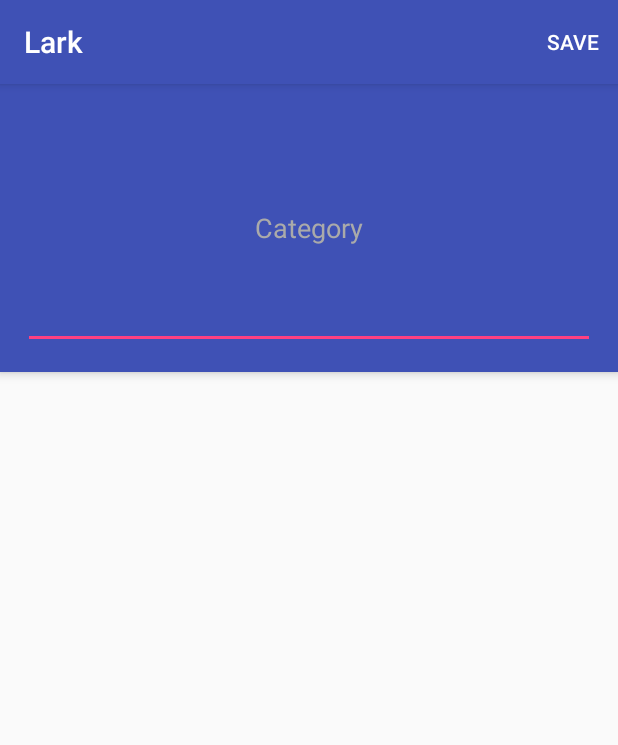
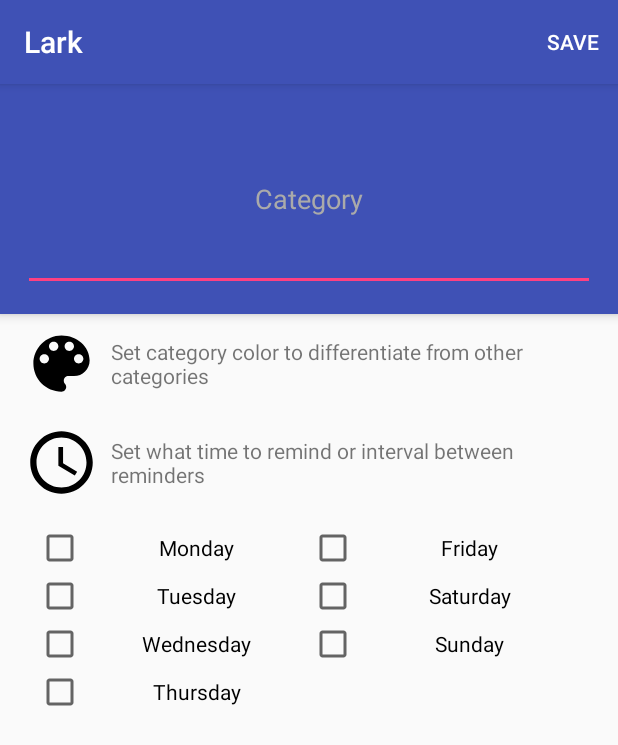
Before and after one commit to djacoronel/Lark, an Android app: the AddEditActivity screen opened directly, with no data from a screen before it, on a phone screen of 412 x 824 dp. Shown: the top 745 px of the screen. Run offline under Robolectric (Android 15) with nearby library versions, the phone set to English and light mode, and no system bars; our stand-ins replace Dagger/Hilt's generated code, data binding.

```diff
--- a/app/src/main/java/com/djacoronel/lark/data/model/Days.kt
+++ /dev/null
@@ -1,14 +0,0 @@
-package com.djacoronel.lark.data.model
-
-/**
- * Created by djacoronel on 12/11/17.
- */
-class Days {
-    var monday: Boolean = false
-    var tuesday: Boolean = false
-    var wednesday: Boolean = false
-    var thursday: Boolean = false
-    var friday: Boolean = false
-    var saturday: Boolean = false
-    var sunday: Boolean = false
-}
--- a/app/src/main/java/com/djacoronel/lark/data/model/Schedule.kt
+++ b/app/src/main/java/com/djacoronel/lark/data/model/Schedule.kt
@@ -1,17 +1,22 @@
 package com.djacoronel.lark.data.model
-
-import java.util.*
 
 /**
 * Created by djacoronel on 12/11/17.
 */
 class Schedule{
-    var useInterval: Boolean = true
     var vibrateOnNotification: Boolean = false
+
+    var useInterval: Boolean = false
     var interval: Int = 0
-    var date: Date = Date()
-    var days: Days = Days()
+    var time: Long = 0
 
+    var monday: Boolean = false
+    var tuesday: Boolean = false
+    var wednesday: Boolean = false
+    var thursday: Boolean = false
+    var friday: Boolean = false
+    var saturday: Boolean = false
+    var sunday: Boolean = false
 
     override fun toString(): String {
         return "Category Schedule"
--- /dev/null
+++ b/app/src/main/res/drawable/ic_access_time_black_50dp.xml
@@ -0,0 +1,4 @@
+<vector android:height="50dp" android:viewportHeight="24.0"
+    android:viewportWidth="24.0" android:width="50dp" xmlns:android="http://schemas.android.com/apk/res/android">
+    <path android:fillColor="#FF000000" android:pathData="M11.99,2C6.47,2 2,6.48 2,12s4.47,10 9.99,10C17.52,22 22,17.52 22,12S17.52,2 11.99,2zM12,20c-4.42,0 -8,-3.58 -8,-8s3.58,-8 8,-8 8,3.58 8,8 -3.58,8 -8,8zM12.5,7H11v6l5.25,3.15 0.75,-1.23 -4.5,-2.67z"/>
+</vector>
--- /dev/null
+++ b/app/src/main/res/drawable/ic_color_lens_black_50dp.xml
@@ -0,0 +1,4 @@
+<vector android:height="50dp" android:viewportHeight="24.0"
+    android:viewportWidth="24.0" android:width="50dp" xmlns:android="http://schemas.android.com/apk/res/android">
+    <path android:fillColor="#FF000000" android:pathData="M12,3c-4.97,0 -9,4.03 -9,9s4.03,9 9,9c0.83,0 1.5,-0.67 1.5,-1.5 0,-0.39 -0.15,-0.74 -0.39,-1.01 -0.23,-0.26 -0.38,-0.61 -0.38,-0.99 0,-0.83 0.67,-1.5 1.5,-1.5L16,16c2.76,0 5,-2.24 5,-5 0,-4.42 -4.03,-8 -9,-8zM6.5,12c-0.83,0 -1.5,-0.67 -1.5,-1.5S5.67,9 6.5,9 8,9.67 8,10.5 7.33,12 6.5,12zM9.5,8C8.67,8 8,7.33 8,6.5S8.67,5 9.5,5s1.5,0.67 1.5,1.5S10.33,8 9.5,8zM14.5,8c-0.83,0 -1.5,-0.67 -1.5,-1.5S13.67,5 14.5,5s1.5,0.67 1.5,1.5S15.33,8 14.5,8zM17.5,12c-0.83,0 -1.5,-0.67 -1.5,-1.5S16.67,9 17.5,9s1.5,0.67 1.5,1.5 -0.67,1.5 -1.5,1.5z"/>
+</vector>
--- a/app/src/main/res/layout/activity_add_edit.xml
+++ b/app/src/main/res/layout/activity_add_edit.xml
@@ -10,13 +10,16 @@
       type="com.djacoronel.lark.addeditcategory.AddEditViewModel"/>
   </data>
 
-  <android.support.design.widget.CoordinatorLayout
+
+  <android.support.constraint.ConstraintLayout
     android:layout_width="match_parent"
-    android:layout_height="match_parent">
+    android:layout_height="match_parent"
+    tools:context="com.djacoronel.lark.addeditcategory.AddEditActivity">
+
     <android.support.design.widget.AppBarLayout
       android:id="@+id/appbar"
       android:layout_width="match_parent"
-      android:layout_height="192dp">
+      android:layout_height="153dp">
       <android.support.design.widget.CollapsingToolbarLayout
         android:layout_width="match_parent"
         android:layout_height="match_parent"
@@ -24,29 +27,142 @@
         app:contentScrim="?attr/colorPrimary"
         app:toolbarId="@+id/toolbar">
         <EditText
-          android:id="@+id/editText"
+          android:id="@+id/editText_content"
           android:layout_width="match_parent"
           android:layout_height="match_parent"
           android:ems="10"
           android:hint="@string/hint_category"
           android:inputType="textMultiLine"
+          android:text="@={viewModel.label}"
           android:textAlignment="center"
-          android:text="@={viewModel.label}"
           android:textColor="@android:color/white"
           android:textColorHint="@android:color/darker_gray"
           />
       </android.support.design.widget.CollapsingToolbarLayout>
     </android.support.design.widget.AppBarLayout>
-    <android.support.v4.widget.NestedScrollView
-      android:layout_width="match_parent"
-      android:layout_height="match_parent"
-      app:layout_behavior="android.support.design.widget.AppBarLayout$ScrollingViewBehavior">
-      <android.support.constraint.ConstraintLayout
-        android:layout_width="match_parent"
-        android:layout_height="match_parent"
-        tools:context="com.djacoronel.lark.addeditcategory.AddEditActivity">
 
-      </android.support.constraint.ConstraintLayout>
-    </android.support.v4.widget.NestedScrollView>
-  </android.support.design.widget.CoordinatorLayout>
+    <CheckBox
+      android:id="@+id/checkBox_friday"
+      android:layout_width="0dp"
+      android:layout_height="wrap_content"
+      android:layout_marginEnd="24dp"
+      android:layout_marginRight="24dp"
+      android:checked="@={viewModel.schedule.friday}"
+      android:text="Friday"
+      android:textAlignment="center"
+      app:layout_constraintEnd_toEndOf="parent"
+      app:layout_constraintStart_toEndOf="@+id/checkBox_monday"
+      app:layout_constraintTop_toTopOf="@+id/checkBox_monday"/>
+    <CheckBox
+      android:id="@+id/checkBox_monday"
+      android:layout_width="0dp"
+      android:layout_height="wrap_content"
+      android:layout_marginTop="8dp"
+      android:layout_marginStart="24dp"
+      android:layout_marginLeft="24dp"
+      android:checked="@={viewModel.schedule.monday}"
+      android:text="Monday"
+      android:textAlignment="center"
+      app:layout_constraintEnd_toStartOf="@+id/checkBox_friday"
+      app:layout_constraintStart_toStartOf="parent"
+      app:layout_constraintTop_toBottomOf="@+id/textView_set_time"/>
+    <CheckBox
+      android:id="@+id/checkBox_thursday"
+      android:layout_width="0dp"
+      android:layout_height="wrap_content"
+      android:layout_marginStart="24dp"
+      android:layout_marginLeft="24dp"
+      android:checked="@={viewModel.schedule.thursday}"
+      android:text="Thursday"
+      android:textAlignment="center"
+      app:layout_constraintEnd_toEndOf="@+id/checkBox_wednesday"
+      app:layout_constraintStart_toStartOf="parent"
+      app:layout_constraintTop_toBottomOf="@+id/checkBox_wednesday"/>
+    <CheckBox
+      android:id="@+id/checkBox_sunday"
+      android:layout_width="0dp"
+      android:layout_height="wrap_content"
+      android:layout_marginEnd="24dp"
+      android:layout_marginRight="24dp"
+      android:checked="@={viewModel.schedule.sunday}"
+      android:text="Sunday"
+      android:textAlignment="center"
+      app:layout_constraintEnd_toEndOf="parent"
+      app:layout_constraintStart_toEndOf="@+id/checkBox_wednesday"
+      app:layout_constraintTop_toBottomOf="@+id/checkBox_saturday"/>
+    <CheckBox
+      android:id="@+id/checkBox_wednesday"
+      android:layout_width="0dp"
+      android:layout_height="wrap_content"
+      android:layout_marginStart="24dp"
+      android:layout_marginLeft="24dp"
+      android:checked="@={viewModel.schedule.wednesday}"
+      android:text="Wednesday"
+      android:textAlignment="center"
+      app:layout_constraintEnd_toStartOf="@+id/checkBox_sunday"
+      app:layout_constraintStart_toStartOf="parent"
+      app:layout_constraintTop_toBottomOf="@+id/checkBox_tuesday"/>
+    <CheckBox
+      android:id="@+id/checkBox_saturday"
+      android:layout_width="0dp"
+      android:layout_height="wrap_content"
+      android:layout_marginEnd="24dp"
+      android:layout_marginRight="24dp"
+      android:checked="@={viewModel.schedule.saturday}"
+      android:text="Saturday"
+      android:textAlignment="center"
+      app:layout_constraintEnd_toEndOf="parent"
+      app:layout_constraintStart_toEndOf="@+id/checkBox_tuesday"
+      app:layout_constraintTop_toBottomOf="@+id/checkBox_friday"/>
+    <CheckBox
+      android:id="@+id/checkBox_tuesday"
+      android:layout_width="0dp"
+      android:layout_height="wrap_content"
+      android:layout_marginStart="24dp"
+      android:layout_marginLeft="24dp"
+      android:checked="@={viewModel.schedule.tuesday}"
+      android:text="Tuesday"
+      android:textAlignment="center"
+      app:layout_constraintEnd_toStartOf="@+id/checkBox_saturday"
+      app:layout_constraintStart_toStartOf="parent"
+      app:layout_constraintTop_toBottomOf="@+id/checkBox_monday"/>
+
+    <TextView
+      android:id="@+id/textView_set_time"
+      android:layout_width="0dp"
+      android:layout_height="wrap_content"
+      android:paddingTop="8dp"
+      android:paddingBottom="8dp"
+      android:paddingStart="16dp"
+      android:paddingEnd="16dp"
+      android:paddingLeft="16dp"
+      android:paddingRight="16dp"
+      android:drawableLeft="@drawable/ic_access_time_black_50dp"
+      android:drawablePadding="8dp"
+      android:drawableStart="@drawable/ic_access_time_black_50dp"
+      android:gravity="center_vertical"
+      android:text="Set what time to remind or interval between reminders"
+      app:layout_constraintEnd_toEndOf="parent"
+      app:layout_constraintStart_toStartOf="parent"
+      app:layout_constraintTop_toBottomOf="@+id/textView_set_color"/>
+    <TextView
+      android:id="@+id/textView_set_color"
+      android:layout_width="0dp"
+      android:layout_height="wrap_content"
+      android:paddingTop="8dp"
+      android:paddingBottom="8dp"
+      android:paddingStart="16dp"
+      android:paddingEnd="16dp"
+      android:paddingLeft="16dp"
+      android:paddingRight="16dp"
+      android:drawableLeft="@drawable/ic_color_lens_black_50dp"
+      android:drawablePadding="8dp"
+      android:drawableStart="@drawable/ic_color_lens_black_50dp"
+      android:gravity="center_vertical"
+      android:text="Set category color to differentiate from other categories"
+      app:layout_constraintEnd_toEndOf="parent"
+      app:layout_constraintHorizontal_bias="0.0"
+      app:layout_constraintStart_toStartOf="parent"
+      app:layout_constraintTop_toBottomOf="@+id/appbar"/>
+  </android.support.constraint.ConstraintLayout>
 </layout>
--- a/app/src/main/res/values/styles.xml
+++ b/app/src/main/res/values/styles.xml
@@ -13,6 +13,10 @@
     <item name="windowNoTitle">true</item>
   </style>
 
+  <style name="DefaultNumberPickerTheme" parent="AppTheme">
+    <item name="colorControlNormal">@android:color/transparent</item>
+  </style>
+
   <style name="AppTheme.AppBarOverlay" parent="ThemeOverlay.AppCompat.Dark.ActionBar"/>
 
   <style name="AppTheme.PopupOverlay" parent="ThemeOverlay.AppCompat.Light"/>
```
Also changed, not shown: app/src/main/java/com/djacoronel/lark/addeditcategory/AddEditActivity.kt (+3 -4 lines), app/src/main/res/layout/layout_set_time.xml (added, +61 -0 lines), app/src/main/res/values/strings.xml (+14 -0 lines).
